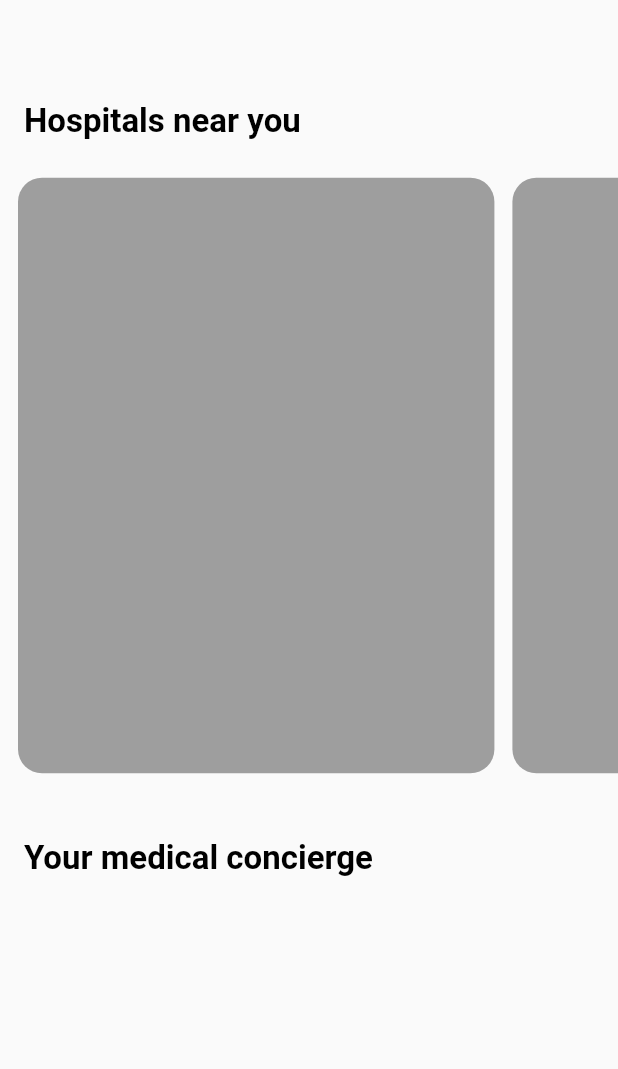
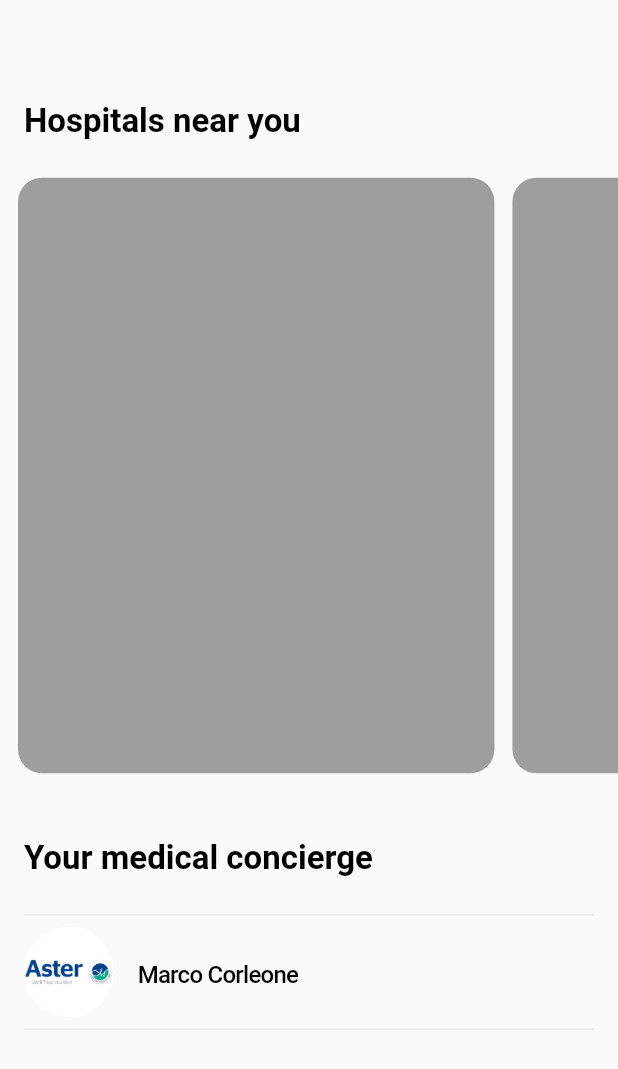
Before and after one commit to srivastavarnav/even, a Flutter app: the HospitalScreen widget shown alone on an empty page, opened directly, on a phone screen of 412 x 824 dp. Shown: the top 1069 px of the screen. Run offline on Flutter 3.47's test engine with Material 2 defaults, Android fonts, the phone set to English and light mode, and no system bars; our stand-ins replace convex_bottom_bar, fluro, get_it.

Commit message:
fix: hospital screen bottom section

```diff
--- a/lib/screens/hospital_screen.dart
+++ b/lib/screens/hospital_screen.dart
@@ -32,7 +32,8 @@ class _MyWidgetState extends State<HospitalScreen> {
               containerAspectRatio: 1,
             ),
             Padding(
-              padding: const EdgeInsets.only(left: 16.0, top: 32.0),
+              padding:
+                  const EdgeInsets.only(left: 16.0, top: 32.0, bottom: 16.0),
               child: Text(
                 'Your medical concierge',
                 style: Theme.of(context)
@@ -41,6 +42,42 @@ class _MyWidgetState extends State<HospitalScreen> {
                     ?.copyWith(color: Colors.black),
               ),
             ),
+            Padding(
+              padding: const EdgeInsets.symmetric(horizontal: 16.0),
+              child: Column(
+                crossAxisAlignment: CrossAxisAlignment.start,
+                children: [
+                  const Divider(),
+                  Row(
+                    children: [
+                      ClipOval(
+                        child: Container(
+                          width: 60.0,
+                          height: 60.0,
+                          color: Colors.white,
+                          child: Image.asset(
+                            'assets/images/aster_logo.png',
+                            width: 60.0,
+                            fit: BoxFit.contain,
+                          ),
+                        ),
+                      ),
+                      const SizedBox(
+                        width: 16.0,
+                      ),
+                      Text(
+                        'Marco Corleone',
+                        style: Theme.of(context).textTheme.headline4?.copyWith(
+                              color: Colors.black,
+                              fontWeight: FontWeight.w500,
+                            ),
+                      ),
+                    ],
+                  ),
+                  const Divider(),
+                ],
+              ),
+            )
           ],
         ),
       ),
```
